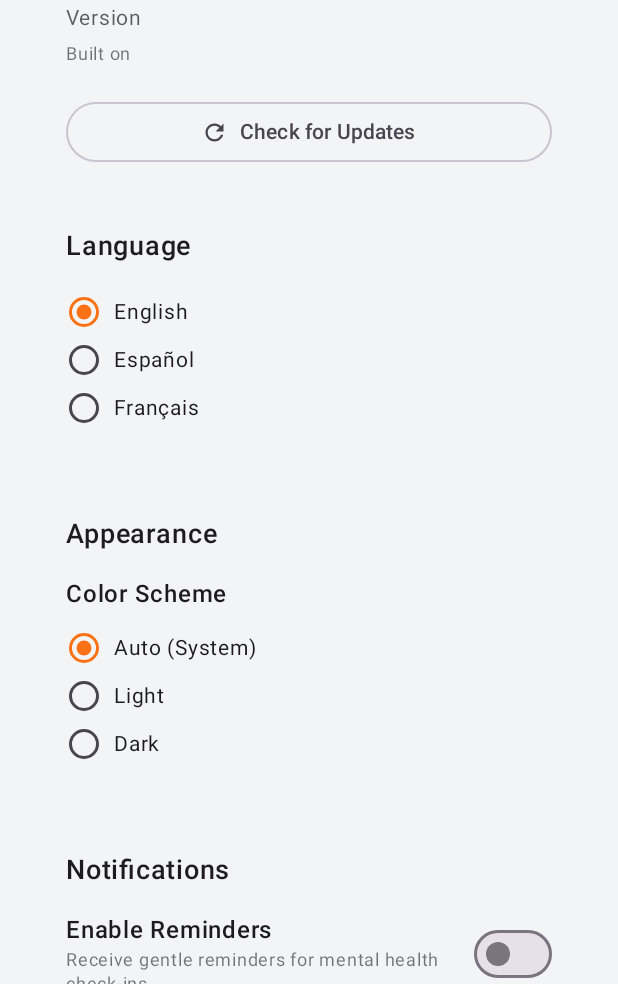
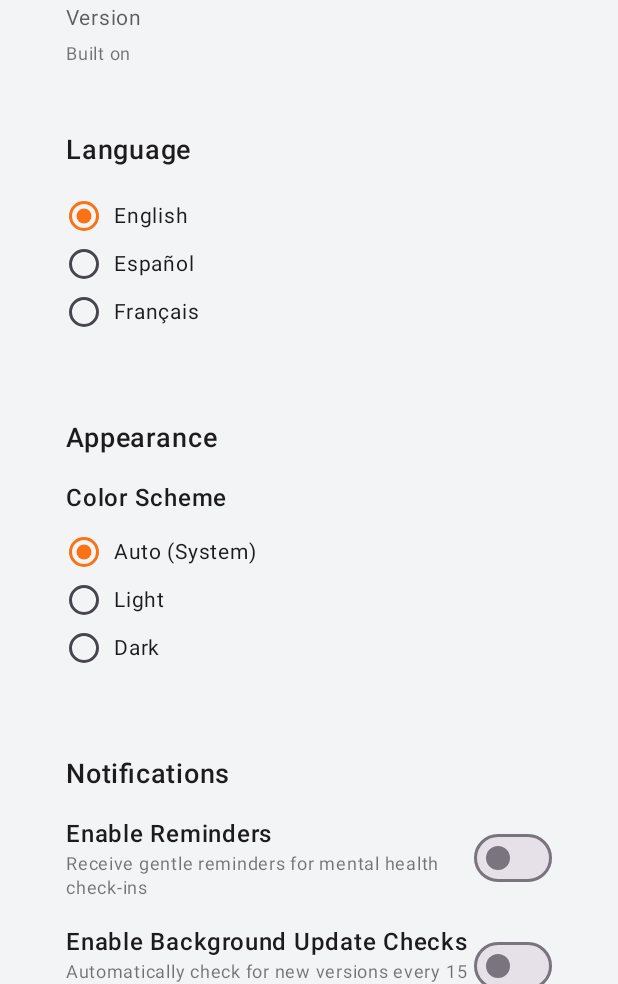
Before and after one commit to AlphaGameDeveloper/Seen, an Android app built with Jetpack Compose: the composable SettingsScreen shown on its own in the app's theme, on a phone screen of 412 x 824 dp, the part 252-1236 px from its top. Run offline under Robolectric (Android 15) with nearby library versions, the light colour scheme and no system bars.

Commit message:
chore: Remove update button from Settings
dev.alphagame.seen.FeatureFlags.SETTINGS_UPDATE_BUTTON

```diff
--- a/app/src/main/java/dev/alphagame/seen/FeatureFlags.kt
+++ b/app/src/main/java/dev/alphagame/seen/FeatureFlags.kt
@@ -25,6 +25,8 @@ class FeatureFlags {
 
         const val SETTINGS_STATUS_DOTS = false;
 
+        const val SETTINGS_UPDATE_BUTTON = false
+
         const val HOME_SEEN_LOGO = true;
 
         const val ENABLE_ONBOARDING = false;
--- a/app/src/main/java/dev/alphagame/seen/screens/SettingsScreen.kt
+++ b/app/src/main/java/dev/alphagame/seen/screens/SettingsScreen.kt
@@ -233,6 +233,8 @@ fun SettingsScreen(
                             color = MaterialTheme.colorScheme.onSurface.copy(alpha = 0.7f)
                         )
                     }
+
+                    if (FeatureFlags.SETTINGS_UPDATE_BUTTON) {
                         Spacer(modifier = Modifier.height(16.dp))
 
                         OutlinedButton(
@@ -246,17 +248,21 @@ fun SettingsScreen(
                                                 updateInfo = result.updateInfo
                                                 showUpdateDialog = true
                                             }
+
                                             is UpdateChecker.UpdateCheckResult.NoUpdate -> {
                                                 showNoUpdateDialog = true
                                             }
+
                                             is UpdateChecker.UpdateCheckResult.NetworkError -> {
                                                 showNetworkErrorDialog = true
                                             }
+
                                             is UpdateChecker.UpdateCheckResult.Error -> {
                                                 showUpdateErrorDialog = true
                                             }
                                         }
-                                    preferencesManager.lastUpdateCheckTime = System.currentTimeMillis()
+                                        preferencesManager.lastUpdateCheckTime =
+                                            System.currentTimeMillis()
                                     } finally {
                                         isCheckingForUpdates = false
                                     }
@@ -280,6 +286,7 @@ fun SettingsScreen(
                                 )
                                 Spacer(modifier = Modifier.width(8.dp))
                                 Text(translation.checkForUpdates)
+                            }
                         }
                     }
                 }
```
Lines whose indentation alone changed are shown as unchanged.
